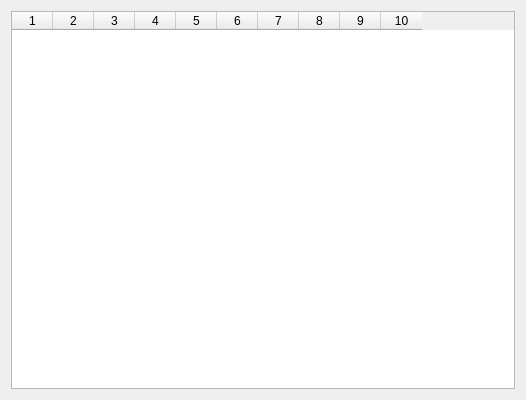
TomasGlgg/QGenetic, file boteditor.ui: the form before one commit.
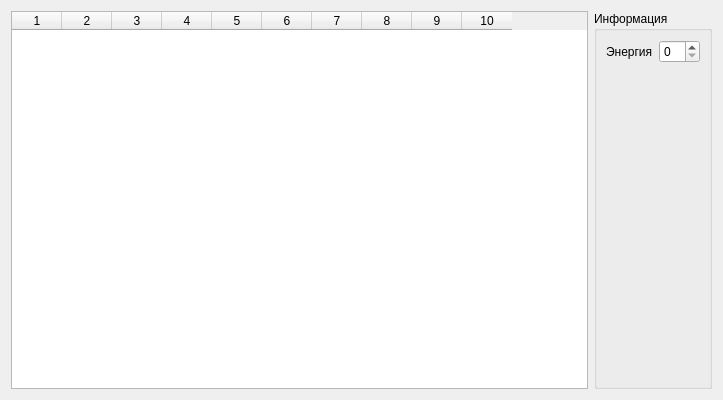
The form after the commit.

Commit message: Upgrade boteditor UI

```diff
--- a/boteditor.ui
+++ b/boteditor.ui
@@ -6,7 +6,7 @@
    <rect>
     <x>0</x>
     <y>0</y>
-    <width>526</width>
+    <width>723</width>
     <height>400</height>
    </rect>
   </property>
@@ -16,6 +16,9 @@
   <layout class="QGridLayout" name="gridLayout">
    <item row="0" column="0">
     <widget class="QTableWidget" name="tableWidget">
+     <property name="horizontalScrollBarPolicy">
+      <enum>Qt::ScrollBarAsNeeded</enum>
+     </property>
      <property name="selectionMode">
       <enum>QAbstractItemView::SingleSelection</enum>
      </property>
@@ -23,8 +26,14 @@
       <number>10</number>
      </property>
      <attribute name="horizontalHeaderDefaultSectionSize">
+      <number>50</number>
+     </attribute>
+     <attribute name="verticalHeaderMinimumSectionSize">
       <number>41</number>
      </attribute>
+     <attribute name="verticalHeaderDefaultSectionSize">
+      <number>50</number>
+     </attribute>
      <column/>
      <column/>
      <column/>
@@ -37,6 +46,25 @@
      <column/>
     </widget>
    </item>
+   <item row="0" column="1">
+    <widget class="QGroupBox" name="groupBox">
+     <property name="title">
+      <string>Информация</string>
+     </property>
+     <layout class="QFormLayout" name="formLayout">
+      <item row="0" column="0">
+       <widget class="QLabel" name="label">
+        <property name="text">
+         <string>Энергия</string>
+        </property>
+       </widget>
+      </item>
+      <item row="0" column="1">
+       <widget class="QSpinBox" name="energy"/>
+      </item>
+     </layout>
+    </widget>
+   </item>
   </layout>
  </widget>
  <resources/>
```
The commit also changes 7 other files.
